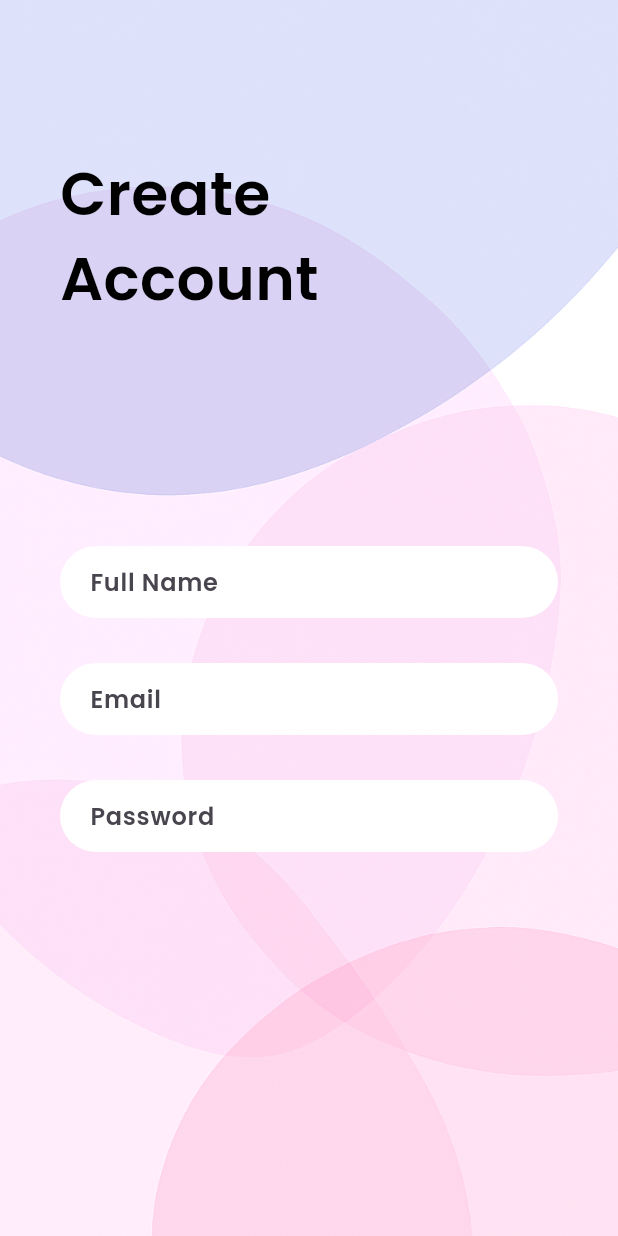
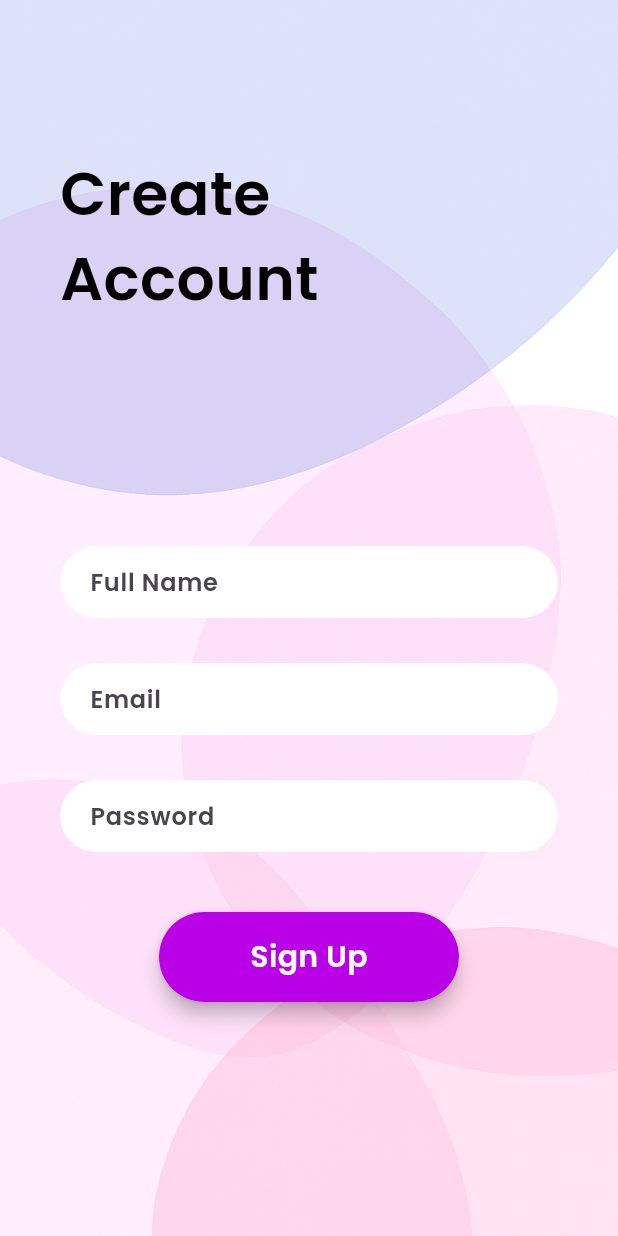
Before and after one commit to jasonchriscodes/juice_dash, a Flutter app: the screen it shows after launch, on a phone screen of 412 x 824 dp. Run offline on Flutter 3.47's test engine with Material 3 defaults, Android fonts, the phone set to English and light mode, and no system bars; missing offline and left inert: dart:ffi.

Commit message:
feat: add sign up button

```diff
--- a/lib/pages/signup.dart
+++ b/lib/pages/signup.dart
@@ -78,7 +78,31 @@ class _SignupState extends State<Signup> {
                     hintStyle: TextStyle(fontFamily: "Poppins")),
               ),
             ),
-            Container()
+            const SizedBox(
+              height: 40,
+            ),
+            Center(
+              child: Material(
+                elevation: 5,
+                borderRadius: BorderRadius.circular(60),
+                child: Container(
+                  height: 60,
+                  decoration: BoxDecoration(
+                      color: const Color(0xffb900e7),
+                      borderRadius: BorderRadius.circular(60)),
+                  width: 200,
+                  child: const Center(
+                    child: Text(
+                      "Sign Up",
+                      style: TextStyle(
+                          color: Colors.white,
+                          fontSize: 20,
+                          fontFamily: "Poppins"),
+                    ),
+                  ),
+                ),
+              ),
+            )
           ],
         )
       ]),
```
